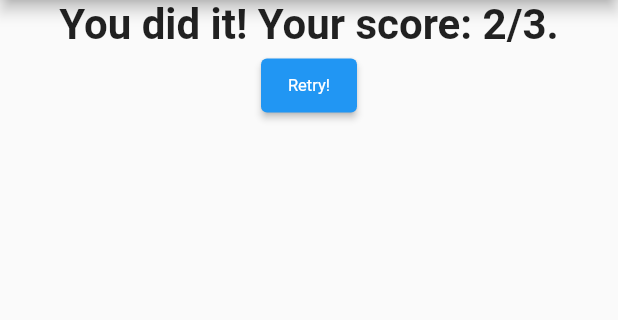
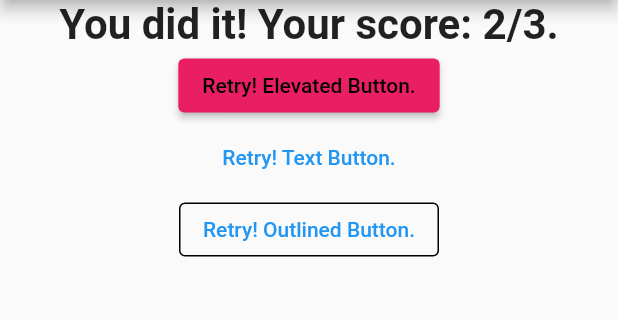
Before and after one commit to nmint8m/learn-flutter, a Flutter app: the screen it shows after launch, after a tap on "A boy", after a tap on "Ron", after a tap on "Hermione Granger", on a phone screen of 412 x 824 dp, the part 84-404 px from its top. Run offline on Flutter 3.47's test engine with Material 2 defaults, Android fonts, the phone set to English and light mode, and no system bars.

Commit message:
"Old" Button Widgets vs "New" Button Widgets

```diff
--- a/a_quiz_app/lib/custom-widgets/answer.dart
+++ b/a_quiz_app/lib/custom-widgets/answer.dart
@@ -26,12 +26,22 @@ class Answer extends StatelessWidget {
             textAlign: TextAlign.center,
           ),
           ElevatedButton(
-            child: Text(
-              'Retry!',
-              style: TextStyle(fontSize: 11, fontWeight: FontWeight.normal),
+            style: ElevatedButton.styleFrom(
+              foregroundColor: Colors.black,
+              backgroundColor: Colors.pink,
             ),
+            child: Text('Retry! Elevated Button.'),
             onPressed: resetHandler,
           ),
+          TextButton(
+            child: Text('Retry! Text Button.'),
+            onPressed: resetHandler,
+          ),
+          OutlinedButton(
+            style: OutlinedButton.styleFrom(side: BorderSide(color: Colors.black)),
+            child: Text('Retry! Outlined Button.'),
+            onPressed: resetHandler,
+          )
         ],
       ),
     );
```
